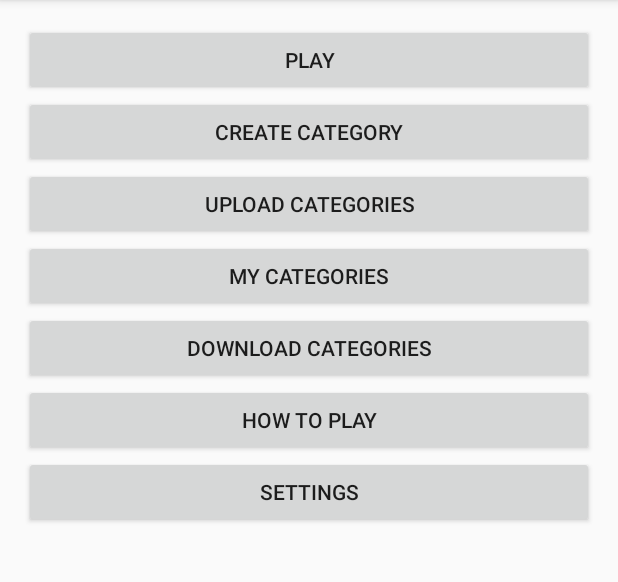
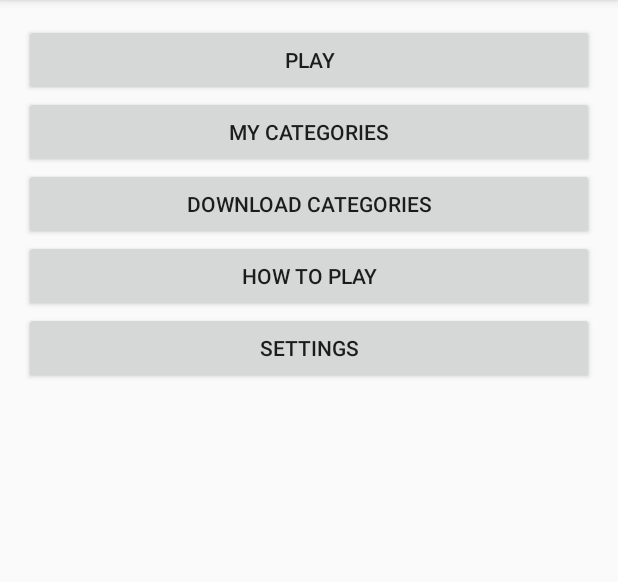
Before and after one commit to debkbanerji/better-charades, an Android app: the screen it shows after launch (ChooseActivity), on a phone screen of 412 x 824 dp, the part 84-666 px from its top. Run offline under Robolectric (Android 15) with nearby library versions, the phone set to English and light mode, and no system bars.

Commit message:
Streamlined main menu
Removed features from main menu and integrated them into my categories

```diff
--- a/BetterCharades/app/src/main/AndroidManifest.xml
+++ b/BetterCharades/app/src/main/AndroidManifest.xml
@@ -27,7 +27,6 @@
         <activity android:name=".DownloadCategoryActivity" />
         <activity android:name=".CreateCategoryActivity" />
         <activity android:name=".AddItemActivity" />
-        <activity android:name=".UploadCategoryActivity" />
         <activity android:name=".HelpActivity" />
         <activity android:name=".SettingsActivity" />
         <activity android:name=".MyCategories"></activity>
--- a/BetterCharades/app/src/main/java/com/example/bettercharades/ChooseActivity.java
+++ b/BetterCharades/app/src/main/java/com/example/bettercharades/ChooseActivity.java
@@ -1,19 +1,21 @@
 package com.example.bettercharades;
 
+import android.content.Context;
 import android.content.Intent;
 import android.os.Bundle;
 import android.support.v7.app.AppCompatActivity;
 import android.support.v7.widget.Toolbar;
+import android.util.Log;
 import android.view.View;
 import android.widget.Button;
+
+import java.io.FileOutputStream;
 
 
 public class ChooseActivity extends AppCompatActivity {
 
     Button playButton;
-    Button createButton;
     Button downloadButton;
-    Button uploadButton;
     Button myCategoriesButton;
     Button helpButton;
     Button settingsButton;
@@ -26,8 +28,6 @@ public class ChooseActivity extends AppCompatActivity {
         setSupportActionBar(toolbar);
 
         playButton = (Button) findViewById(R.id.playButton);
-        createButton = (Button) findViewById(R.id.createButton);
-        uploadButton = (Button) findViewById(R.id.uploadButton);
         downloadButton = (Button) findViewById(R.id.downloadButton);
         helpButton = (Button) findViewById(R.id.helpButton);
         settingsButton = (Button) findViewById(R.id.settingsButton);
@@ -39,22 +39,6 @@ public class ChooseActivity extends AppCompatActivity {
             public void onClick(View v) {
                 Intent playIntent = new Intent(ChooseActivity.this, ChooseCategoryActivity.class);
                 startActivity(playIntent);
-            }
-        });
-
-        createButton.setOnClickListener(new View.OnClickListener() {
-            @Override
-            public void onClick(View v) {
-                Intent createIntent = new Intent(ChooseActivity.this, CreateCategoryActivity.class);
-                startActivity(createIntent);
-            }
-        });
-
-        uploadButton.setOnClickListener(new View.OnClickListener() {
-            @Override
-            public void onClick(View v) {
-                Intent uploadIntent = new Intent(ChooseActivity.this, UploadCategoryActivity.class);
-                startActivity(uploadIntent);
             }
         });
 
@@ -88,8 +72,78 @@ public class ChooseActivity extends AppCompatActivity {
                 startActivity(myCategoriesIntent);
             }
         });
+//                generateTestCategory();
     }
 
+    public void generateTestCategory() {
+
+
+        //test code
+        //use this to create categories easily for testing
+        try {
+            String title = "Disney Movies";
+            String result = "Meet The Robinsons\n" +
+                    "Bolt\n" +
+                    "The Princess And The Frog\n" +
+                    "Tangled\n" +
+                    "The Pooh Winnie The Pooh\n" +
+                    "Big Hero 6\n" +
+                    "Frozen\n" +
+                    "The Great Mouse Detective\n" +
+                    "Oliver & Company\n" +
+                    "The Little Mermaid\n" +
+                    "The Rescuers Down Under\n" +
+                    "Beauty And The Beast\n" +
+                    "Aladdin\n" +
+                    "The Lion King\n" +
+                    "Pocahontas\n" +
+                    "The Hunchback Of Notre Dame\n" +
+                    "Hercules\n" +
+                    "Mulan\n" +
+                    "Tarzan\n" +
+                    "Dinosaur\n" +
+                    "The Emperor's New Groove\n" +
+                    "Atlantis: The Lost Empire\n" +
+                    "Lilo & Stitch\n" +
+                    "Treasure Planet\n" +
+                    "Brother Bear\n" +
+                    "Home On The Range\n" +
+                    "Chicken Little\n" +
+                    "Snow White And The Seven Dwarfs\n" +
+                    "Pinocchio\n" +
+                    "Fantasia\n" +
+                    "Dumbo\n" +
+                    "Bambi\n" +
+                    "Saludos Amigos\n" +
+                    "The Three Caballeros\n" +
+                    "Make Mine Music\n" +
+                    "Fun And Fancy Free\n" +
+                    "Melody Time\n" +
+                    "The Adventures Of Ichabod And Mr. Toad\n" +
+                    "Cinderella\n" +
+                    "Wreck-It Ralph\n" +
+                    "Alice In Wonderland\n" +
+                    "Peter Pan\n" +
+                    "Lady And The Tramp\n" +
+                    "Sleeping Beauty\n" +
+                    "One Hundred And One Dalmatians\n" +
+                    "The Sword In The Stone\n" +
+                    "The Jungle Book\n" +
+                    "The Aristocats\n" +
+                    "Robin Hood\n" +
+                    "The Many Adventures Of Winnie The Pooh\n" +
+                    "The Rescuers\n" +
+                    "The Fox And The Hound\n" +
+                    "The Black Cauldron\n" +
+                    "Zootopia\n" +
+                    "Gigantic";
+            FileOutputStream fos = openFileOutput(title + ".category.txt", Context.MODE_PRIVATE);
+            fos.write(result.getBytes());
+            fos.close();
+        } catch (Exception e) {
+            Log.e("File I/O error", e.getMessage());
+        }
+    }
 //    @Override
 //    public boolean onCreateOptionsMenu(Menu menu) {
 //        // Inflate the menu; this adds items to the action bar if it is present.
@@ -111,4 +165,5 @@ public class ChooseActivity extends AppCompatActivity {
 //
 //        return super.onOptionsItemSelected(item);
 //    }
+
 }
--- a/BetterCharades/app/src/main/java/com/example/bettercharades/DownloadCategoryActivity.java
+++ b/BetterCharades/app/src/main/java/com/example/bettercharades/DownloadCategoryActivity.java
@@ -73,9 +73,9 @@ public class DownloadCategoryActivity extends AppCompatActivity {
                 if (!categoryString.equals("Connecting to database...")) {
                     downloadCategory(categoryString);
                     //return to home screen
-                    Intent intent = new Intent(DownloadCategoryActivity.this, ChooseActivity.class);
-                    intent.setFlags(Intent.FLAG_ACTIVITY_CLEAR_TOP);
-                    startActivity(intent);
+//                    Intent intent = new Intent(DownloadCategoryActivity.this, ChooseActivity.class);
+//                    intent.setFlags(Intent.FLAG_ACTIVITY_CLEAR_TOP);
+//                    startActivity(intent);
                 }
             }
         });
--- a/BetterCharades/app/src/main/res/layout/content_choose.xml
+++ b/BetterCharades/app/src/main/res/layout/content_choose.xml
@@ -21,28 +21,12 @@
         android:layout_centerHorizontal="true"
         android:text="Play" />
 
-    <Button
-        android:id="@+id/createButton"
-        android:layout_width="match_parent"
-        android:layout_height="wrap_content"
-        android:layout_alignParentLeft="true"
-        android:layout_alignParentStart="true"
-        android:layout_below="@+id/playButton"
-        android:text="Create Category" />
-
-    <Button
-        android:id="@+id/uploadButton"
-        android:layout_width="match_parent"
-        android:layout_height="wrap_content"
-        android:layout_below="@+id/createButton"
-        android:layout_centerHorizontal="true"
-        android:text="Upload Categories" />
 
     <Button
         android:id="@+id/myCategoriesButton"
         android:layout_width="match_parent"
         android:layout_height="wrap_content"
-        android:layout_below="@+id/uploadButton"
+        android:layout_below="@+id/playButton"
         android:layout_centerHorizontal="true"
         android:text="My Categories" />
 
--- a/BetterCharades/app/src/main/res/values/strings.xml
+++ b/BetterCharades/app/src/main/res/values/strings.xml
@@ -4,7 +4,6 @@
     <string name="create_text">Enter a name for the category you would like to create.</string>
     <string name="create_text_note">Note that if you already have a category of the same name it will be overwritten.</string>
     <string name="add_item_prompt">Enter the items you would like to add to your category and press the finish button once you are done</string>
-    <string name="upload_prompt">Here you can upload categories you\'ve created to the remote database.
-        Note that you won\'t be able to upload a category that already exists in the database.</string>
+    <string name="my_categories_prompt">Here you can create categories, as well as edit, delete or upload categories you\'ve created.</string>
     <string name="download_prompt">Here you can download categories from the remote database. Note that any categories downloaded from the remote database will replace local categories of the same name.</string>
 </resources>
```
Also changed, not shown: BetterCharades/app/src/main/java/com/example/bettercharades/MyCategories.java (+16 -7 lines), BetterCharades/app/src/main/java/com/example/bettercharades/UploadCategoryActivity.java (deleted, +0 -217 lines), BetterCharades/app/src/main/res/layout/activity_my_categories.xml (+27 -9 lines), BetterCharades/app/src/main/res/layout/activity_settings.xml (+32 -27 lines), BetterCharades/app/src/main/res/layout/activity_upload_category.xml (deleted, +0 -35 lines).
